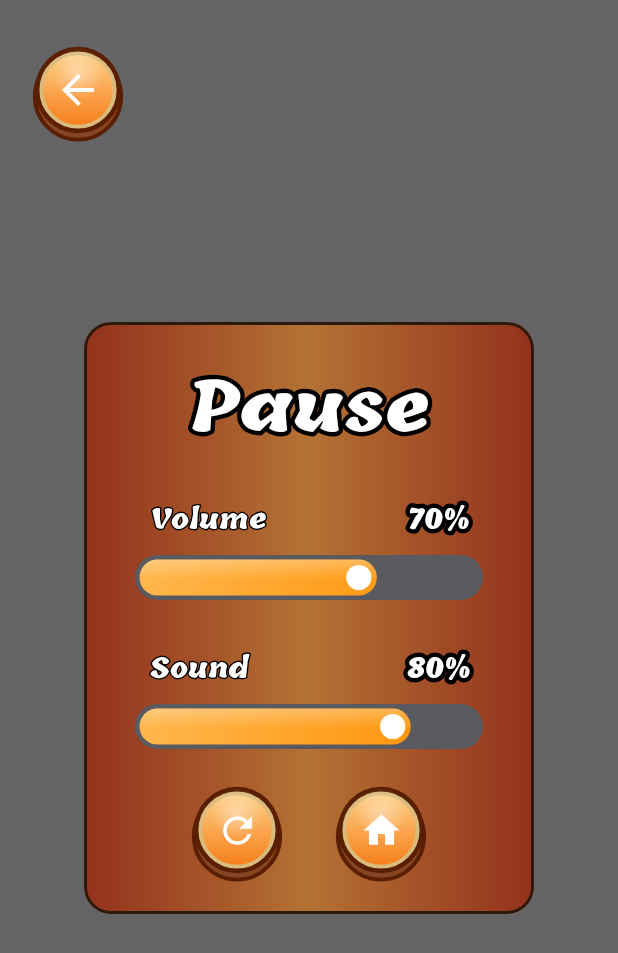
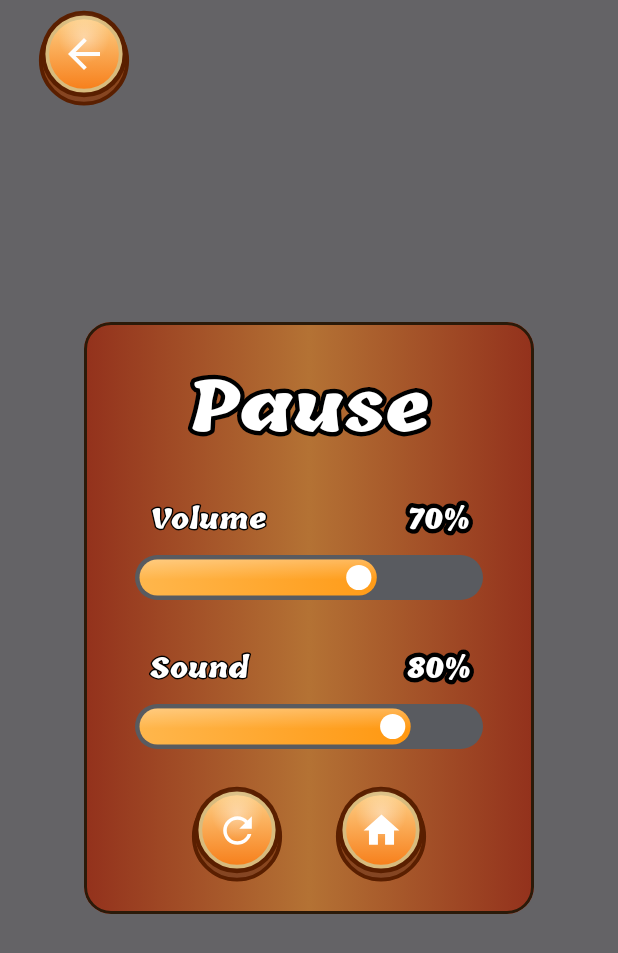
Before and after one commit to Maksym-Latt/KV-Chicken-Pop, an Android app built with Jetpack Compose: the composable GameSettingsOverlay shown on its own in the app's theme, on a phone screen of 412 x 824 dp. Shown: the top 953 px of the screen. Run offline under Robolectric (Android 15) with nearby library versions, the light colour scheme and no system bars; our stand-ins replace Dagger/Hilt's generated code.

Commit message:
Правки

```diff
--- a/app/src/main/java/com/manacode/chickenpop/ui/main/gamescreen/GameScreen.kt
+++ b/app/src/main/java/com/manacode/chickenpop/ui/main/gamescreen/GameScreen.kt
@@ -195,7 +195,6 @@ fun GameScreen(
                     .padding(
                         start = 20.dp,
                         end = 20.dp,
-                        top = 16.dp,
                         bottom = 16.dp + foregroundChickenHeightDp
                     ),
                 verticalArrangement = Arrangement.Top
--- a/app/src/main/java/com/manacode/chickenpop/ui/main/gamescreen/overlay/GameSettingsOverlay.kt
+++ b/app/src/main/java/com/manacode/chickenpop/ui/main/gamescreen/overlay/GameSettingsOverlay.kt
@@ -13,10 +13,13 @@ import androidx.compose.foundation.layout.fillMaxWidth
 import androidx.compose.foundation.layout.height
 import androidx.compose.foundation.layout.padding
 import androidx.compose.foundation.layout.Spacer
+import androidx.compose.foundation.layout.WindowInsets
+import androidx.compose.foundation.layout.displayCutout
 import androidx.compose.foundation.layout.offset
 import androidx.compose.foundation.layout.size
 import androidx.compose.foundation.layout.statusBarsPadding
 import androidx.compose.foundation.layout.width
+import androidx.compose.foundation.layout.windowInsetsPadding
 import androidx.compose.foundation.layout.wrapContentHeight
 import androidx.compose.foundation.shape.RoundedCornerShape
 import androidx.compose.material.icons.Icons
@@ -78,7 +81,8 @@ fun GameSettingsOverlay(
         SecondaryBackButton(
             onClick = onResume,
             modifier = Modifier
-                .padding(start = 16.dp, top = 24.dp)
+                .windowInsetsPadding(WindowInsets.displayCutout)
+                .padding(start = 20.dp)
         )
 
         Box(
@@ -87,8 +91,8 @@ fun GameSettingsOverlay(
                 .width(300.dp)
                 .wrapContentHeight()
                 .clip(cardShape)
-                .background(panelGrad)                       // было Color(0xFF3DE3F8)
-                .border(2.dp, borderColor, cardShape)        // было Color(0xFF101010)
+                .background(panelGrad)
+                .border(2.dp, borderColor, cardShape)
                 .padding(vertical = 20.dp, horizontal = 16.dp)
                 .clickable(
                     interactionSource = remember { MutableInteractionSource() },
```
Also changed, not shown: 108 other files.
